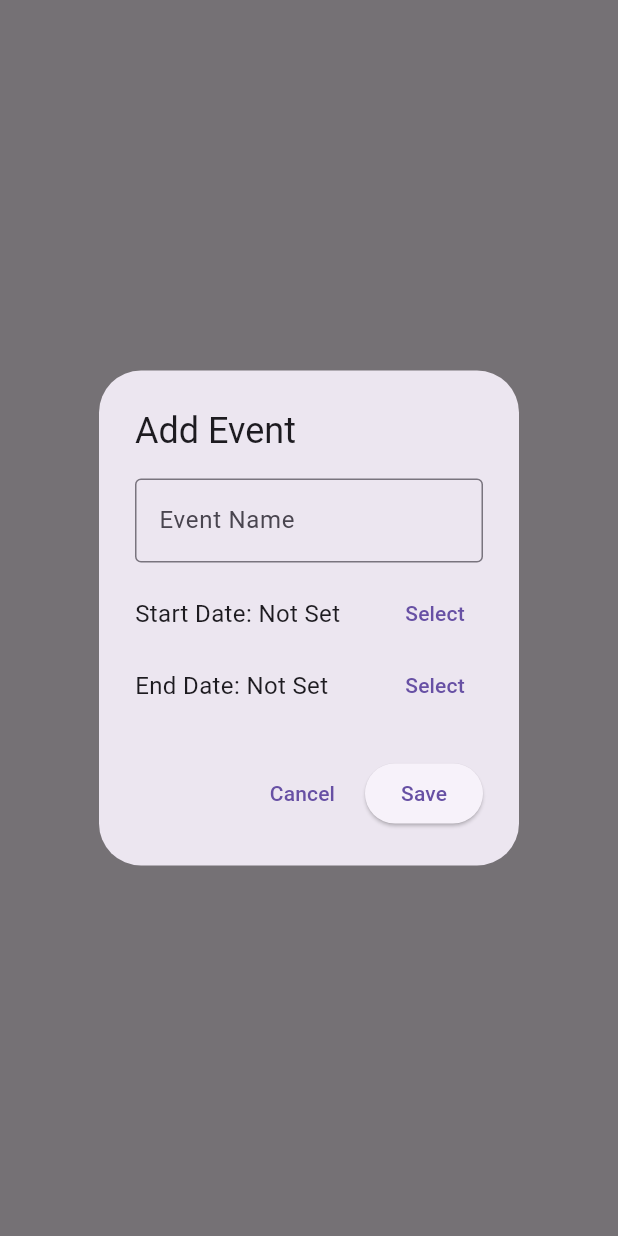
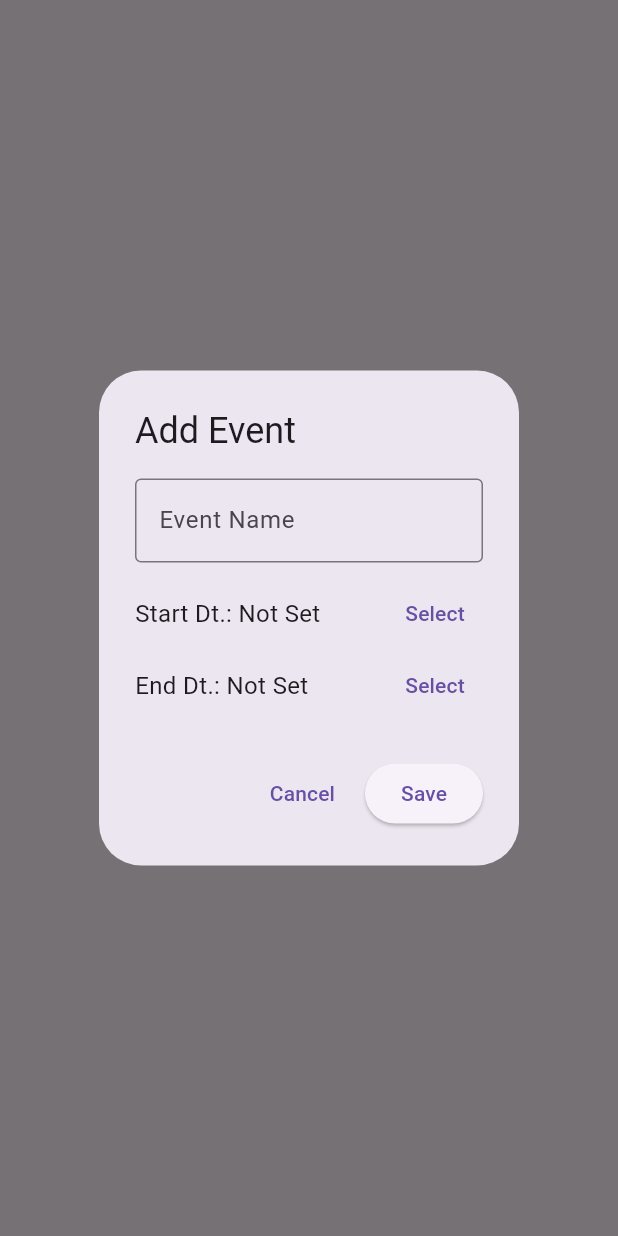
Before and after one commit to MokshIITRpr/FestEaze, a Flutter app: what showAddEventDialog() shows on an empty page, opened directly, on a phone screen of 412 x 824 dp. Run offline on Flutter 3.47's test engine with Material 3 defaults, Android fonts, the phone set to English and light mode, and no system bars; our stand-ins replace animate_do, cloud_firestore, firebase_auth, firebase_core, google_maps_flutter, qr_flutter; accounts and stored records are empty.

Commit message:
Pixel Err resolved

```diff
--- a/lib/pages/Homepages/ExploreEvents/widgets/addEventDialog.dart
+++ b/lib/pages/Homepages/ExploreEvents/widgets/addEventDialog.dart
@@ -28,7 +28,7 @@ void showAddEventDialog(BuildContext context) {
                   ),
                 ),
                 const SizedBox(height: 10),
-                _datePicker(context, "Start Date", startDate, DateTime.now(), (picked) {
+                _datePicker(context, "Start Dt.", startDate, DateTime.now(), (picked) {
                   setDialogState(() {
                     if (picked.isBefore(DateTime.now())) {
                       errorMessage = "Start Date must be after today";
@@ -41,7 +41,7 @@ void showAddEventDialog(BuildContext context) {
                     }
                   });
                 }),
-                _datePicker(context, "End Date", endDate, startDate ?? DateTime.now(), (picked) {
+                _datePicker(context, "End Dt.", endDate, startDate ?? DateTime.now(), (picked) {
                   setDialogState(() {
                     if (startDate == null ||
                         picked.isAfter(startDate!) ||
```
